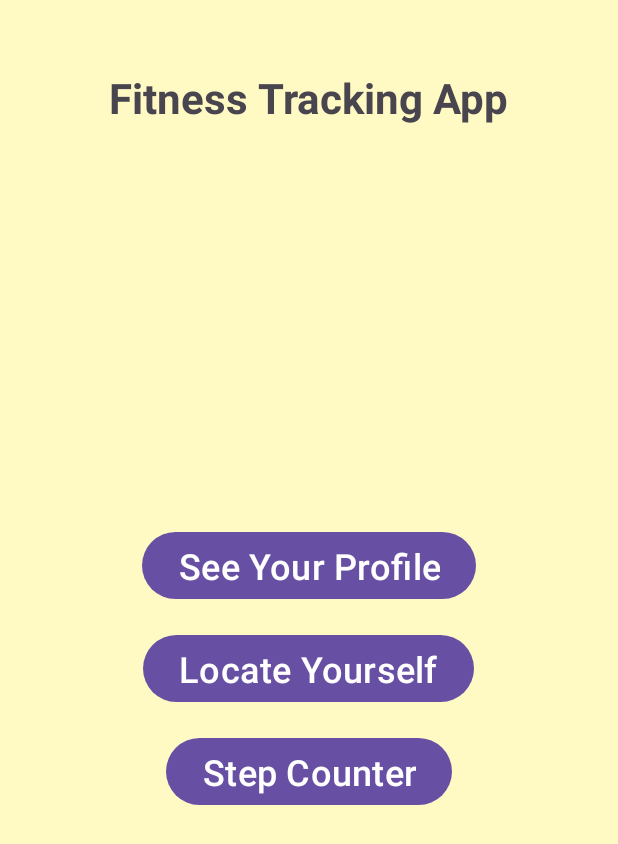
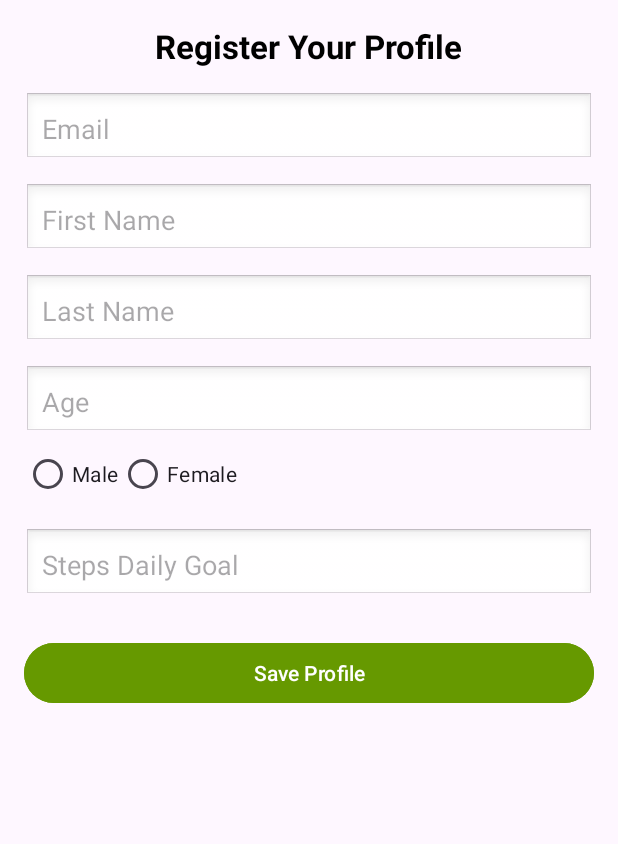
Before and after one commit to xlcMitchell/_AS2, an Android app: the screen it shows after launch (MainActivity before the commit, RegisterUser after it), on a phone screen of 412 x 824 dp. Shown: the top 844 px of the screen. Run offline under Robolectric (Android 15) with nearby library versions, the phone set to English and light mode, and no system bars; our stand-ins replace Room's generated code.

Commit message:
Register user activity

```diff
--- a/app/src/main/AndroidManifest.xml
+++ b/app/src/main/AndroidManifest.xml
@@ -15,6 +15,9 @@
         android:roundIcon="@mipmap/ic_launcher_round"
         android:supportsRtl="true"
         android:theme="@style/Theme.BIT603_Mitchell_Travis_5080526_AS2">
+        <activity
+            android:name=".RegisterUser"
+            android:exported="false" />
         <activity
             android:name=".StepCounterActivity"
             android:exported="false" />
--- a/app/src/main/java/com/example/bit603_mitchell_travis_5080526_as2/DataModel/UsersDao.java
+++ b/app/src/main/java/com/example/bit603_mitchell_travis_5080526_as2/DataModel/UsersDao.java
@@ -14,7 +14,7 @@ public interface UsersDao {
     List<Users> readAllUsers();
 
     @Insert
-    void insertUsers(Users users);
+    long insertUsers(Users users);
 
     @Update
     void updateUsers(Users users);
--- a/app/src/main/java/com/example/bit603_mitchell_travis_5080526_as2/MainActivity.java
+++ b/app/src/main/java/com/example/bit603_mitchell_travis_5080526_as2/MainActivity.java
@@ -4,6 +4,7 @@ import android.Manifest;
 import android.content.Intent;
 import android.content.pm.PackageManager;
 import android.os.Bundle;
+import android.util.Log;
 import android.view.View;
 import android.widget.Button;
 
@@ -15,7 +16,12 @@ import androidx.core.graphics.Insets;
 import androidx.core.view.ViewCompat;
 import androidx.core.view.WindowInsetsCompat;
 
+import com.example.bit603_mitchell_travis_5080526_as2.DataModel.AppDatabase;
+import com.example.bit603_mitchell_travis_5080526_as2.DataModel.UsersDao;
+
 public class MainActivity extends AppCompatActivity {
+    AppDatabase appDatabase;
+    UsersDao usersDao;
     private ActivityResultLauncher<String[]> locationPermissionRequest;
 
     @Override
@@ -45,7 +51,17 @@ public class MainActivity extends AppCompatActivity {
             });
         }
 
-        //TODO add database and code to check if registered
+        //creating database instance
+        appDatabase = AppDatabase.createDatabaseInstance(this);
+        //getting the student DAO interface to perform CRUD operations
+        usersDao = appDatabase.usersDao();
+
+        if(usersDao.readAllUsers().isEmpty()){
+            Log.d("USERS_DB_CHECK","USER DB EMPTY");
+            Intent intent = new Intent(MainActivity.this,RegisterUser.class);
+            startActivity(intent);
+
+        }
 
         //---Buttons---//
         Button btnProfile = findViewById(R.id.btnProfile);
--- /dev/null
+++ b/app/src/main/java/com/example/bit603_mitchell_travis_5080526_as2/RegisterUser.java
@@ -0,0 +1,102 @@
+package com.example.bit603_mitchell_travis_5080526_as2;
+
+import android.os.Bundle;
+import android.view.View;
+import android.widget.Button;
+import android.widget.EditText;
+import android.widget.RadioButton;
+import android.widget.RadioGroup;
+import android.widget.Toast;
+
+import androidx.activity.EdgeToEdge;
+import androidx.appcompat.app.AppCompatActivity;
+import androidx.core.graphics.Insets;
+import androidx.core.view.ViewCompat;
+import androidx.core.view.WindowInsetsCompat;
+
+import com.example.bit603_mitchell_travis_5080526_as2.DataModel.AppDatabase;
+import com.example.bit603_mitchell_travis_5080526_as2.DataModel.UserFitnessDao;
+import com.example.bit603_mitchell_travis_5080526_as2.DataModel.Users;
+import com.example.bit603_mitchell_travis_5080526_as2.DataModel.UsersDao;
+
+import java.text.ParseException;
+import java.text.SimpleDateFormat;
+
+public class RegisterUser extends AppCompatActivity {
+
+    AppDatabase appDatabase;
+    UsersDao usersDao;
+    UserFitnessDao userFitnessDao;
+
+    @Override
+    protected void onCreate(Bundle savedInstanceState) {
+        super.onCreate(savedInstanceState);
+        EdgeToEdge.enable(this);
+        setContentView(R.layout.activity_register_user);
+
+        //creating database instance
+        appDatabase = AppDatabase.createDatabaseInstance(this);
+        //getting the student DAO interface to perform CRUD operations
+        usersDao = appDatabase.usersDao();
+
+        // --- EditTextViews ---
+        EditText inputEmail = findViewById(R.id.inputEmail);
+        EditText inputFirstName = findViewById(R.id.inputFirstName);
+        EditText inputLastName = findViewById(R.id.inputLastName);
+        EditText inputAge = findViewById(R.id.inputAge);
+        EditText inputGoal = findViewById(R.id.inputGoal);
+
+       // --- RadioGroup and RadioButtons ---
+        RadioGroup genderGroup = findViewById(R.id.genderGroup);
+        RadioButton radioMale = findViewById(R.id.radioMale);
+        RadioButton radioFemale = findViewById(R.id.radioFemale);
+
+       // --- Save button ---
+        Button btnSaveProfile = findViewById(R.id.btnSaveProfile);
+
+        btnSaveProfile.setOnClickListener(new View.OnClickListener() {
+            @Override
+            public void onClick(View v) {
+                //TODO save user to database and shared preference
+                String email = inputEmail.getText().toString().trim();
+                String firstName = inputFirstName.getText().toString().trim();
+                String lastName = inputLastName.getText().toString().trim();
+                String ageStr = inputAge.getText().toString().trim();
+                String goal = inputGoal.getText().toString().trim();
+
+                // --- Get selected gender ---
+                int selectedId = genderGroup.getCheckedRadioButtonId();
+                Boolean gender = null;
+                if(selectedId != -1){ //make sure an option is selected
+                    RadioButton selectedRadio = findViewById(selectedId);
+                    if(selectedRadio.getText().toString().equals("Male")){
+                        gender = true;
+                    }else{
+                        gender = false;
+                    }
+                }
+
+
+                if(email.isEmpty() || firstName.isEmpty() || lastName.isEmpty() || ageStr.isEmpty()|| gender == null || goal.isEmpty()){
+                    Toast.makeText(getApplicationContext(), "Please fill all fields", Toast.LENGTH_SHORT).show();
+                    return;
+                }else{
+                    SimpleDateFormat format = new SimpleDateFormat("dd/mm/yyy");
+                    try{
+                        //TODO ADD SHARED PREFERENCES AND USER FITNESS
+                        Users user = new Users(email,firstName,lastName,Integer.parseInt(ageStr),gender,Integer.parseInt(goal));
+                        long id = usersDao.insertUsers(user);
+                        if(id != -1){
+                            Toast.makeText(getApplicationContext(),"User added!",Toast.LENGTH_SHORT).show();
+                            finish();
+                        }
+                    }catch(NumberFormatException e){
+                        e.printStackTrace();
+                    }
+                }
+            }
+        });
+
+
+    }
+}
--- a/app/src/main/java/com/example/bit603_mitchell_travis_5080526_as2/StepCounterActivity.java
+++ b/app/src/main/java/com/example/bit603_mitchell_travis_5080526_as2/StepCounterActivity.java
@@ -238,6 +238,7 @@ public class StepCounterActivity extends AppCompatActivity implements SensorEven
 
         BarData data = new BarData(dataSet);
         barChart.setData(data);
+        dataSet.setDrawValues(false);
 
         // Format X axis
         XAxis xAxis = barChart.getXAxis();
--- /dev/null
+++ b/app/src/main/res/layout/activity_register_user.xml
@@ -0,0 +1,110 @@
+<?xml version="1.0" encoding="utf-8"?>
+<ScrollView xmlns:android="http://schemas.android.com/apk/res/android"
+    xmlns:app="http://schemas.android.com/apk/res-auto"
+    android:layout_width="match_parent"
+    android:layout_height="match_parent"
+    android:padding="16dp">
+
+    <LinearLayout
+        android:layout_width="match_parent"
+        android:layout_height="wrap_content"
+        android:orientation="vertical"
+        android:gravity="center_horizontal">
+
+        <!-- Title -->
+        <TextView
+            android:id="@+id/profileTitle"
+            android:layout_width="wrap_content"
+            android:layout_height="wrap_content"
+            android:text="Register Your Profile"
+            android:textSize="22sp"
+            android:textStyle="bold"
+            android:paddingBottom="16dp"
+            android:textColor="@android:color/black" />
+
+        <!-- Email -->
+        <EditText
+            android:id="@+id/inputEmail"
+            android:layout_width="match_parent"
+            android:layout_height="wrap_content"
+            android:hint="Email"
+            android:inputType="textEmailAddress"
+            android:padding="12dp"
+            android:background="@android:drawable/edit_text" />
+
+        <!-- First Name -->
+        <EditText
+            android:id="@+id/inputFirstName"
+            android:layout_width="match_parent"
+            android:layout_height="wrap_content"
+            android:hint="First Name"
+            android:inputType="textPersonName"
+            android:padding="12dp"
+            android:layout_marginTop="12dp"
+            android:background="@android:drawable/edit_text" />
+
+        <!-- Last Name -->
+        <EditText
+            android:id="@+id/inputLastName"
+            android:layout_width="match_parent"
+            android:layout_height="wrap_content"
+            android:hint="Last Name"
+            android:inputType="textPersonName"
+            android:padding="12dp"
+            android:layout_marginTop="12dp"
+            android:background="@android:drawable/edit_text" />
+
+        <!-- Age -->
+        <EditText
+            android:id="@+id/inputAge"
+            android:layout_width="match_parent"
+            android:layout_height="wrap_content"
+            android:hint="Age"
+            android:inputType="number"
+            android:padding="12dp"
+            android:layout_marginTop="12dp"
+            android:background="@android:drawable/edit_text" />
+
+        <RadioGroup
+            android:id="@+id/genderGroup"
+            android:layout_width="match_parent"
+            android:layout_height="wrap_content"
+            android:orientation="horizontal">
+
+            <RadioButton
+                android:id="@+id/radioMale"
+                android:layout_width="wrap_content"
+                android:layout_height="wrap_content"
+                android:text="Male" />
+
+            <RadioButton
+                android:id="@+id/radioFemale"
+                android:layout_width="wrap_content"
+                android:layout_height="wrap_content"
+                android:text="Female" />
+
+        </RadioGroup>
+
+        <!-- Fitness Goal -->
+        <EditText
+            android:id="@+id/inputGoal"
+            android:layout_width="match_parent"
+            android:layout_height="wrap_content"
+            android:hint="Steps Daily Goal"
+            android:inputType="text"
+            android:padding="12dp"
+            android:layout_marginTop="12dp"
+            android:background="@android:drawable/edit_text" />
+
+        <!-- Save Button -->
+        <Button
+            android:id="@+id/btnSaveProfile"
+            android:layout_width="match_parent"
+            android:layout_height="wrap_content"
+            android:text="Save Profile"
+            android:layout_marginTop="24dp"
+            android:backgroundTint="@android:color/holo_green_dark"
+            android:textColor="@android:color/white" />
+
+    </LinearLayout>
+</ScrollView>
```
